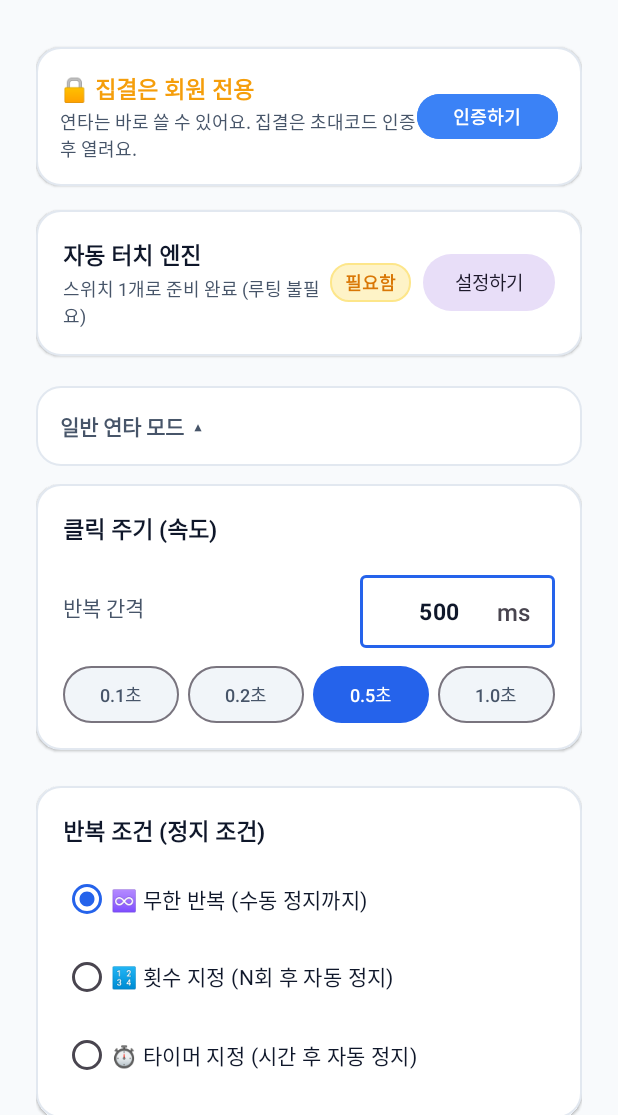
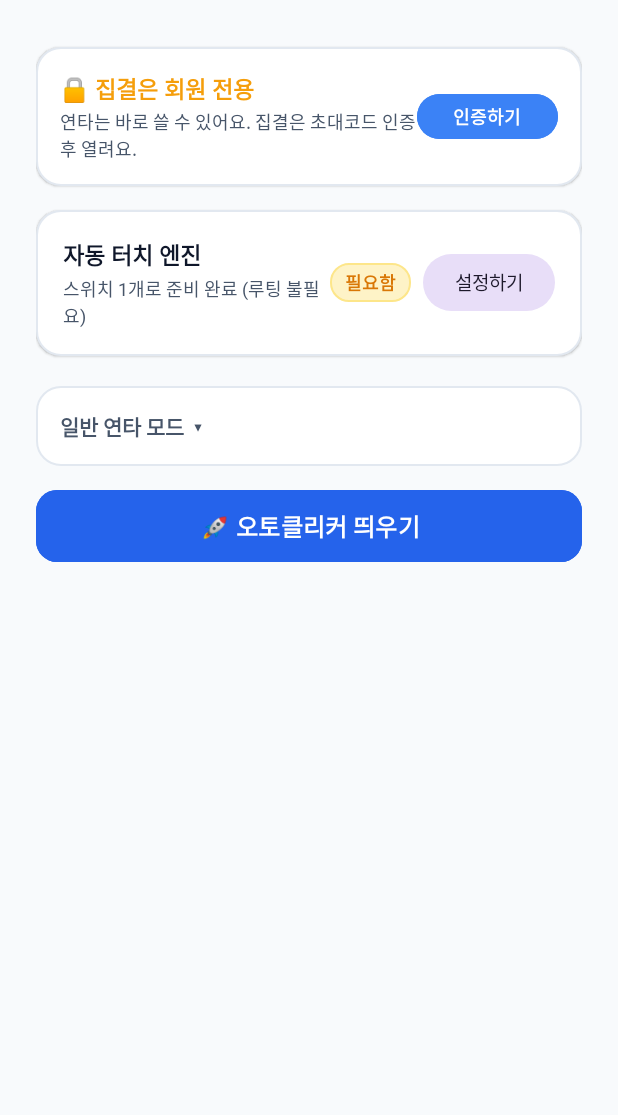
Before and after one commit to songkong72/AutoClicker, an Android app: the screen it shows after launch (MainActivity), on a phone screen of 412 x 824 dp, the part 121-1236 px from its top. Run offline under Robolectric (Android 15) with nearby library versions, the phone set to English and light mode, and no system bars; pictures from the network do not load.

Commit message:
일반 사용자는 연타 영역을 접어도 띄우기 버튼이 보이게(기본은 접힘), 회원은 펼쳤을 때만
Co-Authored-By: Claude Opus 5.5 <noreply@anthropic.com>
Claude-Session: https://claude.ai/code/session_01S8kDB6Mmx2WpGWZ7TTN3YN

```diff
--- a/android-app/app/src/main/java/com/sejun/autoclicker/MainActivity.kt
+++ b/android-app/app/src/main/java/com/sejun/autoclicker/MainActivity.kt
@@ -81,10 +81,6 @@ class MainActivity : AppCompatActivity() {
         setupPresets()
         setupRepeatConditionListeners()
 
-        // 인증하지 않은 사용자는 연타만 쓰므로, 접혀 있던 일반 연타 모드를 처음부터 펼쳐 둔다(인증 창을 먼저 띄우지 않는다)
-        if (!PreferencesHelper.hasAccess(this)) {
-            binding.layoutGeneralModes.visibility = View.VISIBLE
-        }
     }
 
     override fun onResume() {
@@ -135,8 +131,6 @@ class MainActivity : AppCompatActivity() {
 
         // 일반 연타 모드 접기/펼치기
         binding.tvGeneralModeToggle.setOnClickListener {
-            // 집결을 못 쓰는 사람은 접지 않는다: 접으면 하나뿐인 띄우기 버튼이 사라진다
-            if (!PreferencesHelper.hasAccess(this)) return@setOnClickListener
             val open = binding.layoutGeneralModes.visibility != View.VISIBLE
             binding.layoutGeneralModes.visibility = if (open) View.VISIBLE else View.GONE
             updateServiceState()
@@ -429,10 +423,21 @@ class MainActivity : AppCompatActivity() {
             binding.btnStartService.text = "🚀 오토클리커 띄우기"
             binding.btnStartService.setBackgroundColor(ContextCompat.getColor(this, R.color.primary))
         }
-        // 띄우기/숨기기 버튼이 접힌 영역 안에 있으므로, 접혀 있어도 떠 있는지는 제목에서 알 수 있게 한다
+        updateStartButtonVisibility()
+        // 회원은 접어 두면 띄우기 버튼이 안 보이므로, 떠 있는지는 제목에서도 알 수 있게 한다
         val open = binding.layoutGeneralModes.visibility == View.VISIBLE
         binding.tvGeneralModeToggle.text = "일반 연타 모드" + (if (isShowing) " · 떠 있음" else "") + (if (open) "  ▴" else "  ▾")
         updateRallyInfoCard()
+    }
+
+    /**
+     * 띄우기/숨기기 버튼: 집결을 못 쓰는 사람(일반 사용자·개발자 미리보기)에게는 연타 영역을 접어도 늘 보인다(쓸 버튼이 이것뿐이다).
+     * 회원·관리자는 집결이 주 기능이라, 연타 영역을 펼쳤을 때만 보인다.
+     */
+    private fun updateStartButtonVisibility() {
+        val open = binding.layoutGeneralModes.visibility == View.VISIBLE
+        binding.btnStartService.visibility = if (open || !PreferencesHelper.hasAccess(this)) View.VISIBLE else View.GONE
+        binding.tvVolumeTip.visibility = if (open) View.VISIBLE else View.GONE
     }
 
     private fun roomAuth() = FirebaseAuthClient(BuildConfig.FIREBASE_API_KEY,
@@ -770,8 +775,7 @@ class MainActivity : AppCompatActivity() {
         binding.btnAdminIcon.visibility = if (roster || userView) View.GONE else View.VISIBLE
         // 집결 방 카드는 인증한 회원·관리자에게만 보인다
         binding.cardRallyRoom.visibility = if (PreferencesHelper.hasAccess(this)) View.VISIBLE else View.GONE
-        // 집결을 못 쓰는 사람은 연타가 전부라, 띄우기 버튼이 든 영역을 펼쳐 둔다(접혀 있으면 버튼이 안 보인다)
-        if (!PreferencesHelper.hasAccess(this)) binding.layoutGeneralModes.visibility = View.VISIBLE
+        updateStartButtonVisibility()
         // 조작판이 떠 있는 채로 인증 상태가 바뀌어도 집결·헌터 아이콘이 바로 맞춰지게 한다
         AutoClickService.instance?.refreshMemberIcons()
     }
--- a/android-app/app/src/main/res/layout/activity_main.xml
+++ b/android-app/app/src/main/res/layout/activity_main.xml
@@ -534,7 +534,9 @@
                 </RadioGroup>
             </LinearLayout>
 
-            <!-- 일반 연타용 오토클리커 띄우기/숨기기: 집결이 주 기능이라 접힌 영역 안에 둔다 -->
+            </LinearLayout>
+
+            <!-- 일반 연타용 오토클리커 띄우기/숨기기: 접히는 영역 밖에 둔다. 집결을 못 쓰는 사람에게는 접혀도 보이고, 회원에게는 펼쳤을 때만 보인다(코드에서 정한다) -->
             <com.google.android.material.button.MaterialButton
                 android:id="@+id/btnStartService"
                 android:layout_width="match_parent"
@@ -549,6 +551,7 @@
 
             <!-- Minimal Tip Footer -->
             <TextView
+                android:id="@+id/tvVolumeTip"
                 android:layout_width="match_parent"
                 android:layout_height="wrap_content"
                 android:gravity="center"
@@ -557,7 +560,6 @@
                 android:layout_marginBottom="20dp"
                 android:textSize="12sp" />
 
-            </LinearLayout>
 
             <!-- Card 4: 집결 방 (같은 방 = 같은 시각에 성에 도착할 팀들). 인증한 회원·관리자에게만 보인다 -->
             <LinearLayout
```
